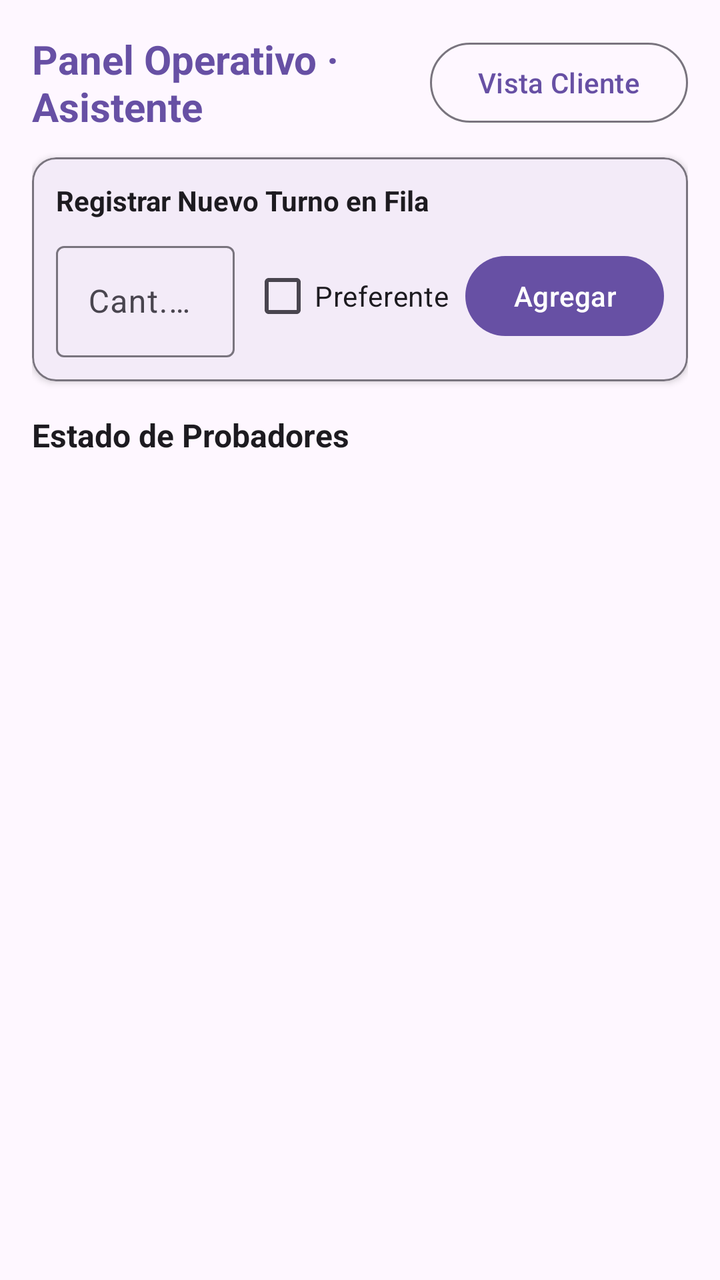
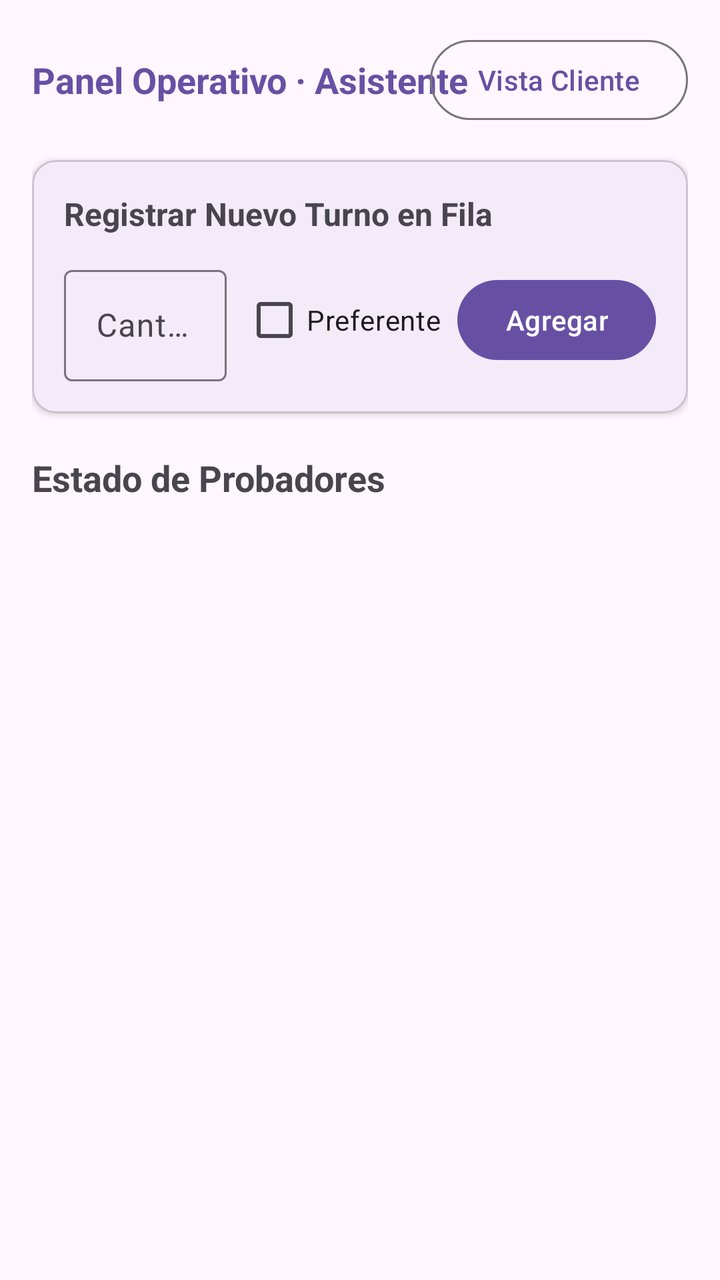

Two renders of the same Android screen: before a commit and after it. Below are the layout's source before the change and the commit's diff.
<!-- AndroidManifest.xml: application theme Theme.RinconSurProbadores -->
<!-- res/layout/fragment_second.xml -->
<?xml version="1.0" encoding="utf-8"?>
<LinearLayout xmlns:android="http://schemas.android.com/apk/res/android"
    xmlns:app="http://schemas.android.com/apk/res-auto"
    android:layout_width="match_parent"
    android:layout_height="match_parent"
    android:orientation="vertical"
    android:padding="16dp"
    android:background="?attr/colorSurface">

    
    <LinearLayout
        android:layout_width="match_parent"
        android:layout_height="wrap_content"
        android:orientation="horizontal"
        android:gravity="center_vertical"
        android:layout_marginBottom="12dp">

        <TextView
            android:layout_width="0dp"
            android:layout_height="wrap_content"
            android:layout_weight="1"
            android:text="Panel Operativo · Asistente"
            android:textSize="20sp"
            android:textStyle="bold"
            android:textColor="?attr/colorPrimary" />

        <Button
            android:id="@+id/btnVolverCliente"
            style="@style/Widget.Material3.Button.OutlinedButton"
            android:layout_width="wrap_content"
            android:layout_height="wrap_content"
            android:text="Vista Cliente" />
    </LinearLayout>

    
    <com.google.android.material.card.MaterialCardView
        android:layout_width="match_parent"
        android:layout_height="wrap_content"
        android:layout_marginBottom="16dp"
        app:cardCornerRadius="12dp"
        app:cardElevation="2dp"
        app:strokeWidth="1dp"
        app:strokeColor="?attr/colorOutline">

        <LinearLayout
            android:layout_width="match_parent"
            android:layout_height="wrap_content"
            android:orientation="vertical"
            android:padding="12dp">

            <TextView
                android:layout_width="wrap_content"
                android:layout_height="wrap_content"
                android:text="Registrar Nuevo Turno en Fila"
                android:textStyle="bold"
                android:textSize="14sp"
                android:textColor="?attr/colorOnSurface" />

            <LinearLayout
                android:layout_width="match_parent"
                android:layout_height="wrap_content"
                android:orientation="horizontal"
                android:gravity="center_vertical"
                android:layout_marginTop="8dp">

                <com.google.android.material.textfield.TextInputLayout
                    android:layout_width="0dp"
                    android:layout_height="wrap_content"
                    android:layout_weight="1"
                    android:hint="Cant. prendas (máx 6)"
                    style="@style/Widget.Material3.TextInputLayout.OutlinedBox">

                    <com.google.android.material.textfield.TextInputEditText
                        android:id="@+id/etPrendas"
                        android:layout_width="match_parent"
                        android:layout_height="wrap_content"
                        android:inputType="number" />
                </com.google.android.material.textfield.TextInputLayout>

                <com.google.android.material.checkbox.MaterialCheckBox
                    android:id="@+id/cbPreferente"
                    android:layout_width="wrap_content"
                    android:layout_height="wrap_content"
                    android:layout_marginStart="8dp"
                    android:text="Preferente" />

                <Button
                    android:id="@+id/btnAgregarFila"
                    android:layout_width="wrap_content"
                    android:layout_height="wrap_content"
                    android:layout_marginStart="8dp"
                    android:text="Agregar" />
            </LinearLayout>
        </LinearLayout>
    </com.google.android.material.card.MaterialCardView>

    
    <TextView
        android:layout_width="wrap_content"
        android:layout_height="wrap_content"
        android:text="Estado de Probadores"
        android:textSize="16sp"
        android:textStyle="bold"
        android:textColor="?attr/colorOnSurface"
        android:layout_marginBottom="8dp" />

    
    <androidx.recyclerview.widget.RecyclerView
        android:id="@+id/rvProbadores"
        android:layout_width="match_parent"
        android:layout_height="0dp"
        android:layout_weight="1" />

</LinearLayout>
<!-- resources referenced by this layout -->
<resources>
  <style name="Theme.RinconSurProbadores" parent="Base.Theme.RinconSurProbadores" />
  <style name="Base.Theme.RinconSurProbadores" parent="Theme.Material3.DayNight.NoActionBar">
          
          
      </style>
</resources>

<!-- the commit's change to res/layout/fragment_second.xml (unified diff, before → after) -->
@@ -1,114 +1,116 @@
 <?xml version="1.0" encoding="utf-8"?>
-<LinearLayout xmlns:android="http://schemas.android.com/apk/res/android"
+<androidx.core.widget.NestedScrollView xmlns:android="http://schemas.android.com/apk/res/android"
     xmlns:app="http://schemas.android.com/apk/res-auto"
+    xmlns:tools="http://schemas.android.com/tools"
     android:layout_width="match_parent"
     android:layout_height="match_parent"
-    android:orientation="vertical"
-    android:padding="16dp"
-    android:background="?attr/colorSurface">
+    android:fillViewport="true">
 
-    
     <LinearLayout
         android:layout_width="match_parent"
         android:layout_height="wrap_content"
-        android:orientation="horizontal"
-        android:gravity="center_vertical"
-        android:layout_marginBottom="12dp">
+        android:orientation="vertical"
+        android:padding="16dp">
 
-        <TextView
-            android:layout_width="0dp"
-            android:layout_height="wrap_content"
-            android:layout_weight="1"
-            android:text="Panel Operativo · Asistente"
-            android:textSize="20sp"
-            android:textStyle="bold"
-            android:textColor="?attr/colorPrimary" />
-
-        <Button
-            android:id="@+id/btnVolverCliente"
-            style="@style/Widget.Material3.Button.OutlinedButton"
-            android:layout_width="wrap_content"
-            android:layout_height="wrap_content"
-            android:text="Vista Cliente" />
-    </LinearLayout>
-
-    
-    <com.google.android.material.card.MaterialCardView
-        android:layout_width="match_parent"
-        android:layout_height="wrap_content"
-        android:layout_marginBottom="16dp"
-        app:cardCornerRadius="12dp"
-        app:cardElevation="2dp"
-        app:strokeWidth="1dp"
-        app:strokeColor="?attr/colorOutline">
-
-        <LinearLayout
+        
+        <RelativeLayout
             android:layout_width="match_parent"
             android:layout_height="wrap_content"
-            android:orientation="vertical"
-            android:padding="12dp">
+            android:layout_marginBottom="16dp">
 
             <TextView
                 android:layout_width="wrap_content"
                 android:layout_height="wrap_content"
-                android:text="Registrar Nuevo Turno en Fila"
-                android:textStyle="bold"
-                android:textSize="14sp"
-                android:textColor="?attr/colorOnSurface" />
+                android:layout_alignParentStart="true"
+                android:layout_centerVertical="true"
+                android:text="Panel Operativo · Asistente"
+                android:textColor="?attr/colorPrimary"
+                android:textSize="18sp"
+                android:textStyle="bold" />
+
+            <Button
+                android:id="@+id/btnVistaCliente"
+                style="@style/Widget.Material3.Button.OutlinedButton"
+                android:layout_width="wrap_content"
+                android:layout_height="wrap_content"
+                android:layout_alignParentEnd="true"
+                android:text="Vista Cliente" />
+        </RelativeLayout>
+
+        
+        <com.google.android.material.card.MaterialCardView
+            android:layout_width="match_parent"
+            android:layout_height="wrap_content"
+            android:layout_marginBottom="20dp"
+            app:cardCornerRadius="12dp"
+            app:cardElevation="2dp">
 
             <LinearLayout
                 android:layout_width="match_parent"
                 android:layout_height="wrap_content"
-                android:orientation="horizontal"
-                android:gravity="center_vertical"
-                android:layout_marginTop="8dp">
+                android:orientation="vertical"
+                android:padding="16dp">
 
-                <com.google.android.material.textfield.TextInputLayout
-                    android:layout_width="0dp"
-                    android:layout_height="wrap_content"
-                    android:layout_weight="1"
-                    android:hint="Cant. prendas (máx 6)"
-                    style="@style/Widget.Material3.TextInputLayout.OutlinedBox">
-
-                    <com.google.android.material.textfield.TextInputEditText
-                        android:id="@+id/etPrendas"
-                        android:layout_width="match_parent"
-                        android:layout_height="wrap_content"
-                        android:inputType="number" />
-                </com.google.android.material.textfield.TextInputLayout>
-
-                <com.google.android.material.checkbox.MaterialCheckBox
-                    android:id="@+id/cbPreferente"
+                <TextView
                     android:layout_width="wrap_content"
                     android:layout_height="wrap_content"
-                    android:layout_marginStart="8dp"
-                    android:text="Preferente" />
+                    android:layout_marginBottom="12dp"
+                    android:text="Registrar Nuevo Turno en Fila"
+                    android:textSize="16sp"
+                    android:textStyle="bold" />
 
-                <Button
-                    android:id="@+id/btnAgregarFila"
-                    android:layout_width="wrap_content"
+                <LinearLayout
+                    android:layout_width="match_parent"
                     android:layout_height="wrap_content"
-                    android:layout_marginStart="8dp"
-                    android:text="Agregar" />
+                    android:gravity="center_vertical"
+                    android:orientation="horizontal">
+
+                    <com.google.android.material.textfield.TextInputLayout
+                        style="@style/Widget.Material3.TextInputLayout.OutlinedBox"
+                        android:layout_width="0dp"
+                        android:layout_height="wrap_content"
+                        android:layout_weight="1"
+                        android:hint="Cant. prendas">
+
+                        <com.google.android.material.textfield.TextInputEditText
+                            android:id="@+id/etPrendas"
+                            android:layout_width="match_parent"
+                            android:layout_height="wrap_content"
+                            android:inputType="number" />
+                    </com.google.android.material.textfield.TextInputLayout>
+
+                    <CheckBox
+                        android:id="@+id/cbPreferente"
+                        android:layout_width="wrap_content"
+                        android:layout_height="wrap_content"
+                        android:layout_marginStart="8dp"
+                        android:text="Preferente" />
+
+                    <Button
+                        android:id="@+id/btnAgregarTurno"
+                        android:layout_width="wrap_content"
+                        android:layout_height="wrap_content"
+                        android:layout_marginStart="8dp"
+                        android:text="Agregar" />
+                </LinearLayout>
             </LinearLayout>
-        </LinearLayout>
-    </com.google.android.material.card.MaterialCardView>
+        </com.google.android.material.card.MaterialCardView>
 
-    
-    <TextView
-        android:layout_width="wrap_content"
-        android:layout_height="wrap_content"
-        android:text="Estado de Probadores"
-        android:textSize="16sp"
-        android:textStyle="bold"
-        android:textColor="?attr/colorOnSurface"
-        android:layout_marginBottom="8dp" />
+        
+        <TextView
+            android:layout_width="wrap_content"
+            android:layout_height="wrap_content"
+            android:layout_marginBottom="12dp"
+            android:text="Estado de Probadores"
+            android:textSize="18sp"
+            android:textStyle="bold" />
 
-    
-    <androidx.recyclerview.widget.RecyclerView
-        android:id="@+id/rvProbadores"
-        android:layout_width="match_parent"
-        android:layout_height="0dp"
-        android:layout_weight="1" />
+        
+        <androidx.recyclerview.widget.RecyclerView
+            android:id="@+id/rvProbadores"
+            android:layout_width="match_parent"
+            android:layout_height="wrap_content"
+            android:nestedScrollingEnabled="false" />
 
-</LinearLayout>
+    </LinearLayout>
+</androidx.core.widget.NestedScrollView>
